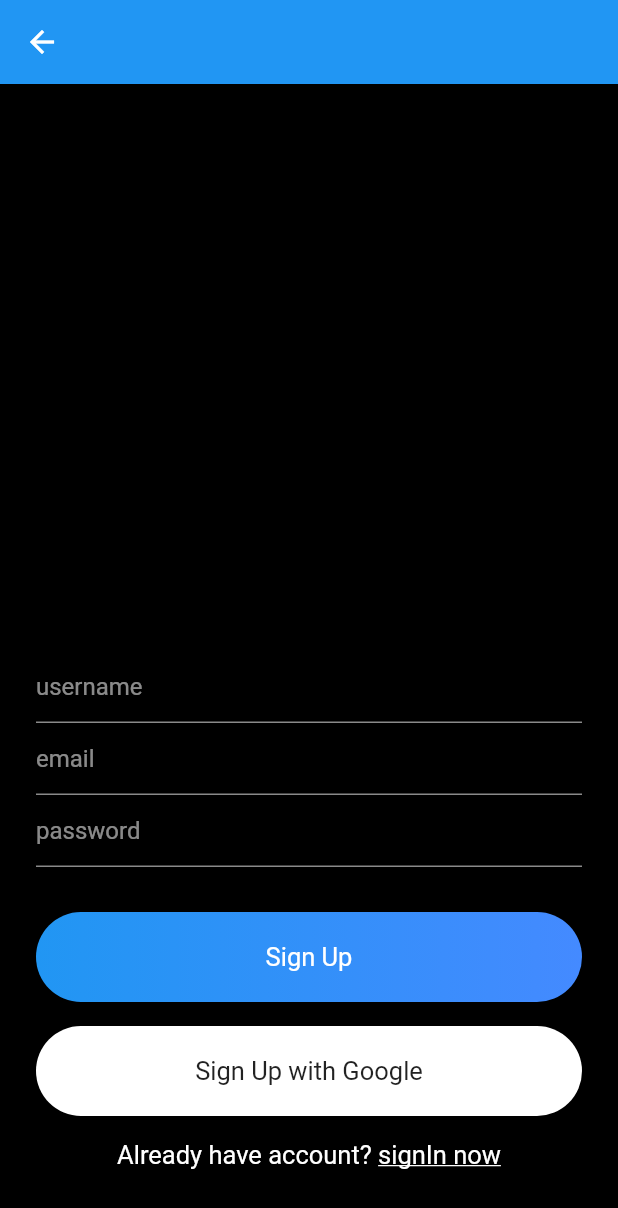
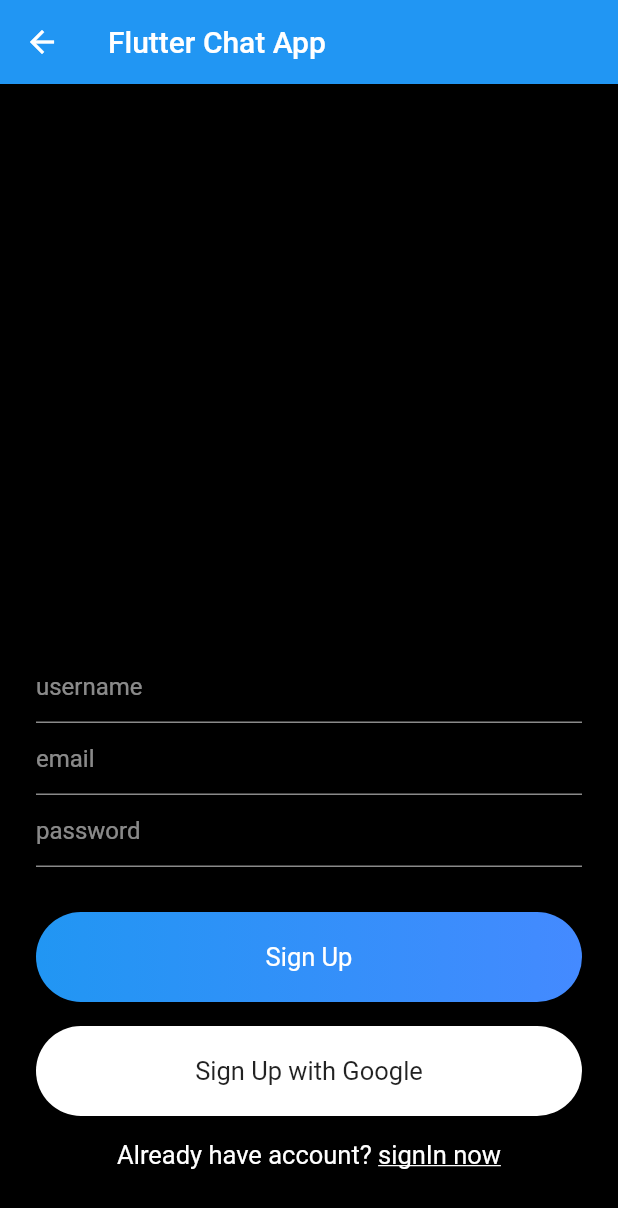
Before and after one commit to didierganthier/flutter_chat_app, a Flutter app: the screen it shows after launch, after a tap on "Register now", on a phone screen of 412 x 824 dp. Shown: the top 1208 px of the screen. Run offline on Flutter 3.47's test engine with Material 2 defaults, Android fonts, the phone set to English and light mode, and no system bars.

Commit message:
controllers added to signin.dart and signup.dart

```diff
--- a/lib/views/signin.dart
+++ b/lib/views/signin.dart
@@ -8,10 +8,16 @@ class SignIn extends StatefulWidget {
 }
 
 class _SignInState extends State<SignIn> {
+
+  TextEditingController emailTextEditingController = TextEditingController();
+  TextEditingController passwordTextEditingController = TextEditingController();
+
   @override
   Widget build(BuildContext context) {
     return Scaffold(
-      appBar: AppBar(),
+      appBar: AppBar(
+        title: Text("Flutter Chat App"),
+      ),
       body: SingleChildScrollView(
         child: Container(
           height: MediaQuery.of(context).size.height - 50,
@@ -22,10 +28,12 @@ class _SignInState extends State<SignIn> {
               mainAxisSize: MainAxisSize.min,
               children: [
                 TextField(
+                  controller: emailTextEditingController,
                   style: simpleTextFieldStyle(),
                   decoration: textFieldInputDecoration("email"),
                 ),
                 TextField(
+                  controller: passwordTextEditingController,
                   style: simpleTextFieldStyle(),
                   decoration: textFieldInputDecoration("password"),
                 ),
--- a/lib/views/signup.dart
+++ b/lib/views/signup.dart
@@ -8,10 +8,17 @@ class SignUp extends StatefulWidget {
 }
 
 class _SignUpState extends State<SignUp> {
+
+  TextEditingController usernameTextEditingController = TextEditingController();
+  TextEditingController emailTextEditingController = TextEditingController();
+  TextEditingController passwordTextEditingController = TextEditingController();
+
   @override
   Widget build(BuildContext context) {
     return Scaffold(
-      appBar: AppBar(),
+      appBar: AppBar(
+        title: Text("Flutter Chat App"),
+      ),
       body: SingleChildScrollView(
         child: Container(
           height: MediaQuery.of(context).size.height - 50,
@@ -22,14 +29,17 @@ class _SignUpState extends State<SignUp> {
               mainAxisSize: MainAxisSize.min,
               children: [
                 TextField(
+                  controller: usernameTextEditingController,
                   style: simpleTextFieldStyle(),
                   decoration: textFieldInputDecoration("username"),
                 ),
                 TextField(
+                  controller: emailTextEditingController,
                   style: simpleTextFieldStyle(),
                   decoration: textFieldInputDecoration("email"),
                 ),
                 TextField(
+                  controller: passwordTextEditingController,
                   style: simpleTextFieldStyle(),
                   decoration: textFieldInputDecoration("password"),
                 ),
```
